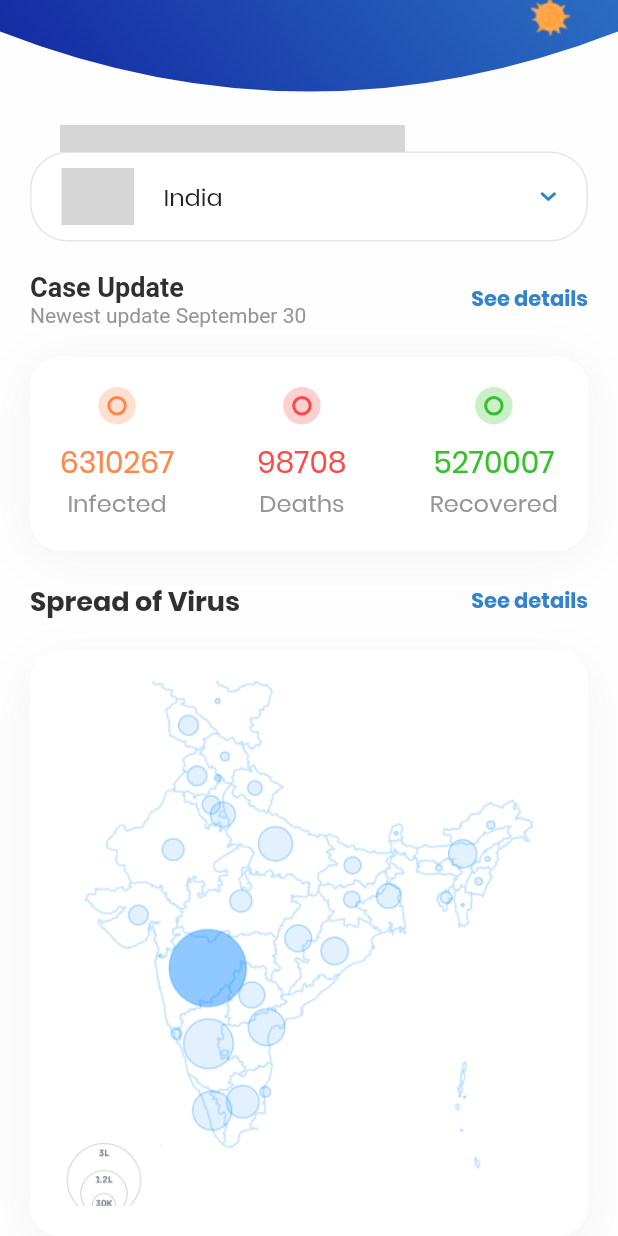
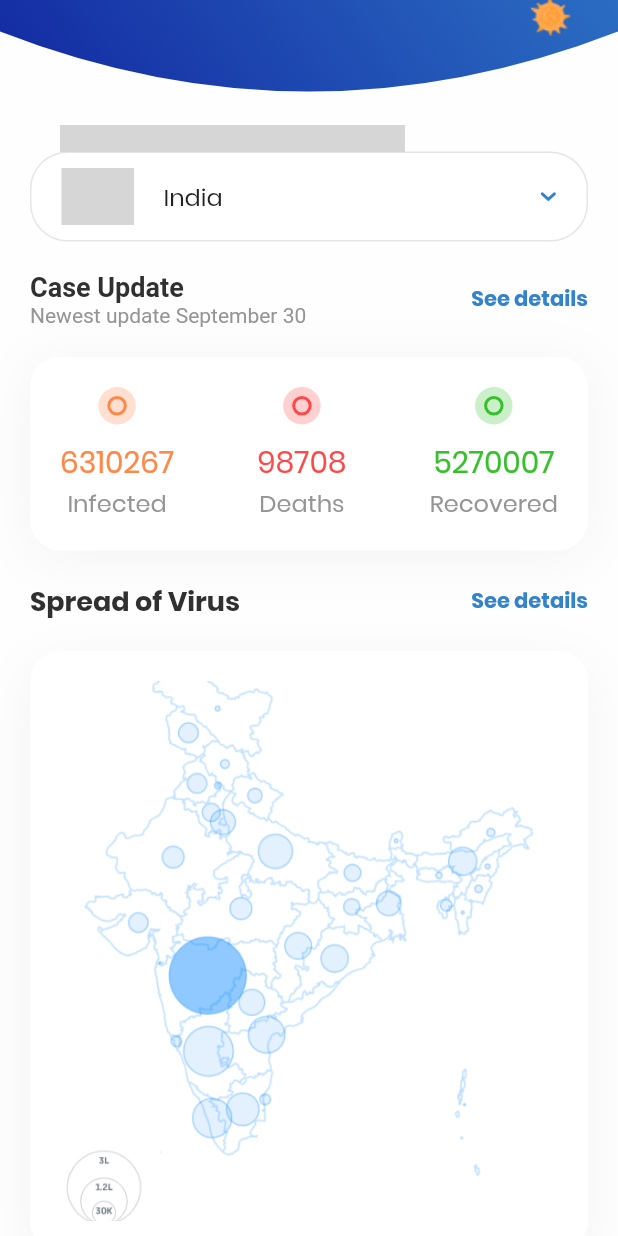
Before and after one commit to subham-cyber/Covid-19-Tracker-App, a Flutter app: the screen it shows after launch, scrolled down 199 dp, on a phone screen of 412 x 824 dp. Run offline on Flutter 3.47's test engine with Material 2 defaults, Android fonts, the light colour scheme and no system bars; our stand-ins replace flutter_svg; grey boxes are pictures that could not be loaded.

Commit message:
container sixe changed

```diff
--- a/lib/main.dart
+++ b/lib/main.dart
@@ -189,7 +189,7 @@ class _HomeScreenState extends State<HomeScreen> {
                   Container(
                     margin: EdgeInsets.only(top: 20),
                     padding: EdgeInsets.all(20),
-                    height: 390,
+                    height: 400,
                     width: double.infinity,
                     decoration: BoxDecoration(
                       borderRadius: BorderRadius.circular(20),
```
